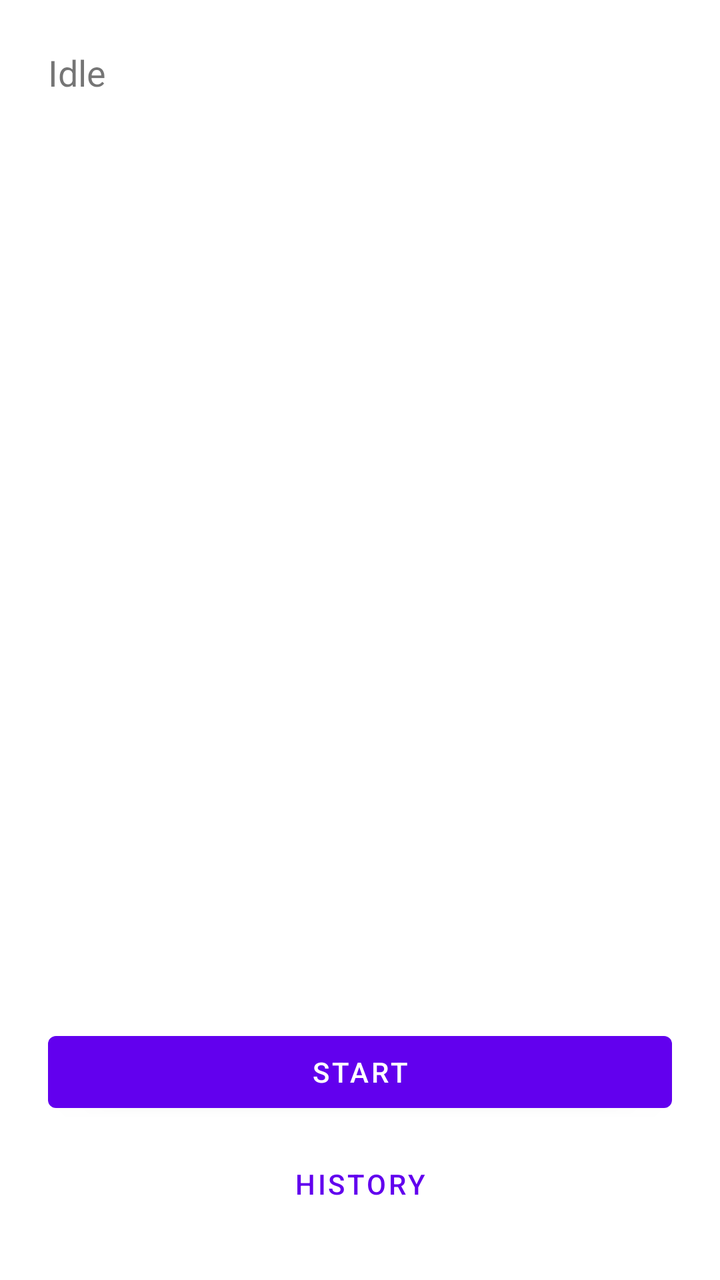
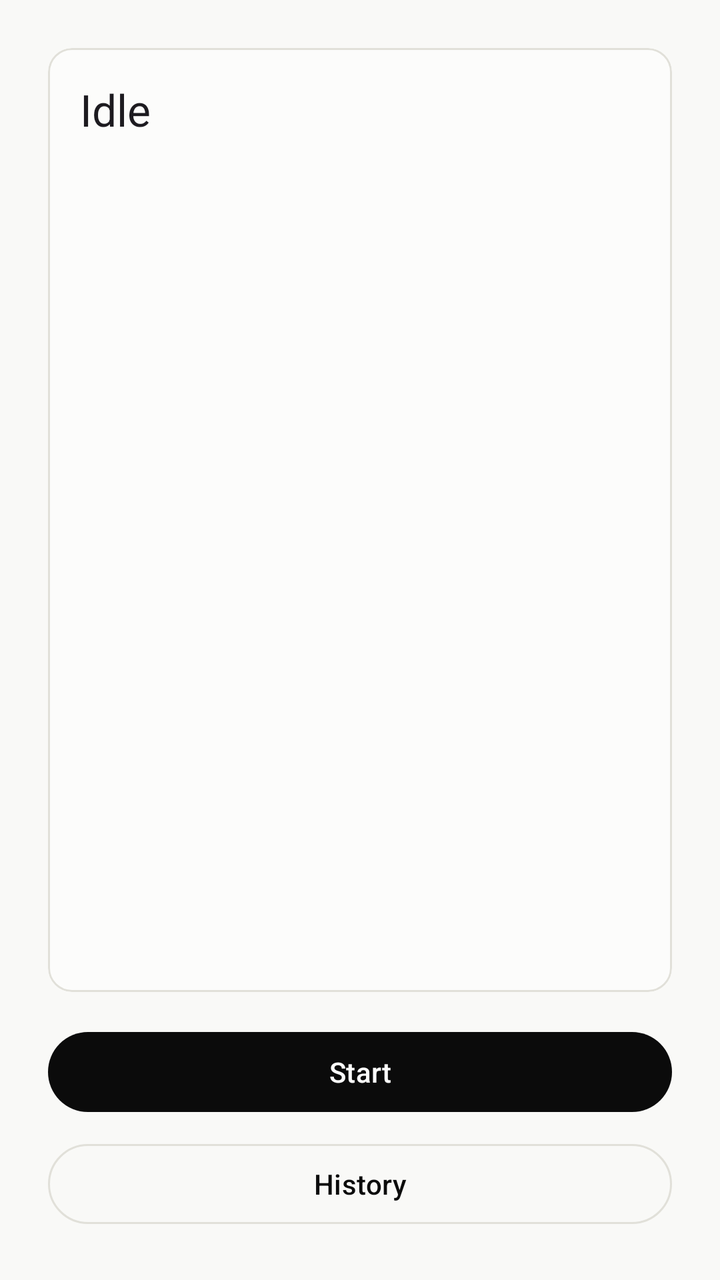

The first picture is an Android layout as it rendered before a commit; the second is the same layout after the commit. The layout source and the unified diff follow.
<!-- AndroidManifest.xml: application theme Theme.StreetSense -->
<!-- res/layout/activity_main.xml -->
<?xml version="1.0" encoding="utf-8"?>
<LinearLayout xmlns:android="http://schemas.android.com/apk/res/android"
    android:layout_width="match_parent"
    android:layout_height="match_parent"
    android:orientation="vertical"
    android:padding="24dp">

    <TextView
        android:id="@+id/statusText"
        android:layout_width="wrap_content"
        android:layout_height="wrap_content"
        android:textSize="18sp"
        android:text="@string/status_idle" />

    <TextView
        android:id="@+id/mockBadge"
        android:layout_width="wrap_content"
        android:layout_height="wrap_content"
        android:layout_marginTop="4dp"
        android:text="@string/mock_badge"
        android:textColor="#B00020"
        android:textStyle="bold"
        android:visibility="gone" />

    <TextView
        android:id="@+id/readingsText"
        android:layout_width="match_parent"
        android:layout_height="0dp"
        android:layout_weight="1"
        android:layout_marginTop="16dp"
        android:fontFamily="monospace"
        android:textSize="14sp" />

    <Button
        android:id="@+id/startStopButton"
        android:layout_width="match_parent"
        android:layout_height="wrap_content"
        android:text="@string/action_start" />

    <Button
        android:id="@+id/historyButton"
        android:layout_width="match_parent"
        android:layout_height="wrap_content"
        android:layout_marginTop="8dp"
        style="?android:attr/buttonBarButtonStyle"
        android:text="@string/action_history" />

</LinearLayout>
<!-- resources referenced by this layout -->
<resources>
  <string name="action_history">History</string>
  <string name="action_start">Start</string>
  <string name="mock_badge">MOCK DATA</string>
  <string name="status_idle">Idle</string>
  <style name="Theme.StreetSense" parent="Theme.MaterialComponents.DayNight.NoActionBar" />
</resources>

<!-- the commit's change to res/layout/activity_main.xml (unified diff, before → after) -->
@@ -1,48 +1,65 @@
 <?xml version="1.0" encoding="utf-8"?>
 <LinearLayout xmlns:android="http://schemas.android.com/apk/res/android"
+    xmlns:app="http://schemas.android.com/apk/res-auto"
     android:layout_width="match_parent"
     android:layout_height="match_parent"
     android:orientation="vertical"
     android:padding="24dp">
 
-    <TextView
-        android:id="@+id/statusText"
-        android:layout_width="wrap_content"
-        android:layout_height="wrap_content"
-        android:textSize="18sp"
-        android:text="@string/status_idle" />
-
-    <TextView
-        android:id="@+id/mockBadge"
-        android:layout_width="wrap_content"
-        android:layout_height="wrap_content"
-        android:layout_marginTop="4dp"
-        android:text="@string/mock_badge"
-        android:textColor="#B00020"
-        android:textStyle="bold"
-        android:visibility="gone" />
-
-    <TextView
-        android:id="@+id/readingsText"
+    <com.google.android.material.card.MaterialCardView
+        style="@style/Widget.StreetSense.Card"
         android:layout_width="match_parent"
         android:layout_height="0dp"
-        android:layout_weight="1"
-        android:layout_marginTop="16dp"
-        android:fontFamily="monospace"
-        android:textSize="14sp" />
+        android:layout_weight="1">
 
-    <Button
+        <LinearLayout
+            android:layout_width="match_parent"
+            android:layout_height="match_parent"
+            android:orientation="vertical"
+            android:padding="16dp">
+
+            <TextView
+                android:id="@+id/statusText"
+                android:layout_width="wrap_content"
+                android:layout_height="wrap_content"
+                android:textAppearance="?attr/textAppearanceTitleLarge"
+                android:text="@string/status_idle" />
+
+            <TextView
+                android:id="@+id/mockBadge"
+                android:layout_width="wrap_content"
+                android:layout_height="wrap_content"
+                android:layout_marginTop="4dp"
+                android:text="@string/mock_badge"
+                android:textColor="@color/status_critical"
+                android:textAppearance="?attr/textAppearanceLabelMedium"
+                android:textStyle="bold"
+                android:visibility="gone" />
+
+            <TextView
+                android:id="@+id/readingsText"
+                android:layout_width="match_parent"
+                android:layout_height="0dp"
+                android:layout_weight="1"
+                android:layout_marginTop="16dp"
+                android:fontFamily="monospace"
+                android:textAppearance="?attr/textAppearanceBodyMedium" />
+        </LinearLayout>
+    </com.google.android.material.card.MaterialCardView>
+
+    <com.google.android.material.button.MaterialButton
         android:id="@+id/startStopButton"
         android:layout_width="match_parent"
         android:layout_height="wrap_content"
+        android:layout_marginTop="16dp"
         android:text="@string/action_start" />
 
-    <Button
+    <com.google.android.material.button.MaterialButton
         android:id="@+id/historyButton"
+        style="@style/Widget.Material3.Button.OutlinedButton"
         android:layout_width="match_parent"
         android:layout_height="wrap_content"
         android:layout_marginTop="8dp"
-        style="?android:attr/buttonBarButtonStyle"
         android:text="@string/action_history" />
 
 </LinearLayout>
<!-- resource entries referenced after the edit -->
@@ -1,9 +1,37 @@
 <!-- resources referenced by this layout -->
 <resources>
+  <color name="status_critical">#d03b3b</color>
   <string name="action_history">History</string>
   <string name="action_start">Start</string>
   <string name="mock_badge">MOCK DATA</string>
   <string name="status_idle">Idle</string>
-  <style name="Theme.StreetSense" parent="Theme.MaterialComponents.DayNight.NoActionBar" />
+  <style name="Widget.StreetSense.Card" parent="Widget.Material3.CardView.Outlined">
+          <item name="cardCornerRadius">12dp</item>
+          <item name="strokeWidth">1dp</item>
+          <item name="strokeColor">?attr/colorOutline</item>
+          <item name="cardElevation">0dp</item>
+          <item name="cardBackgroundColor">?attr/colorSurface</item>
+      </style>
+  <style name="Theme.StreetSense" parent="Theme.Material3.DayNight.NoActionBar">
+          <item name="colorPrimary">@color/ink_primary</item>
+          <item name="colorOnPrimary">@color/surface</item>
+          <item name="colorSecondary">@color/seq_700</item>
+          <item name="colorOnSecondary">@color/surface</item>
+          <item name="colorSurface">@color/surface</item>
+          <item name="colorOnSurface">@color/ink_primary</item>
+          <item name="colorSurfaceVariant">@color/page</item>
+          <item name="colorOnSurfaceVariant">@color/ink_secondary</item>
+          <item name="colorOutline">@color/gridline</item>
+          <item name="colorError">@color/status_critical</item>
+          <item name="colorOnError">@color/surface</item>
+          <item name="android:colorBackground">@color/page</item>
+          <item name="colorOnBackground">@color/ink_primary</item>
+      </style>
+  <color name="ink_primary">#0b0b0b</color>
+  <color name="surface">#fcfcfb</color>
+  <color name="seq_700">#0d366b</color>
+  <color name="page">#f9f9f7</color>
+  <color name="ink_secondary">#52514e</color>
+  <color name="gridline">#e1e0d9</color>
 </resources>
 
